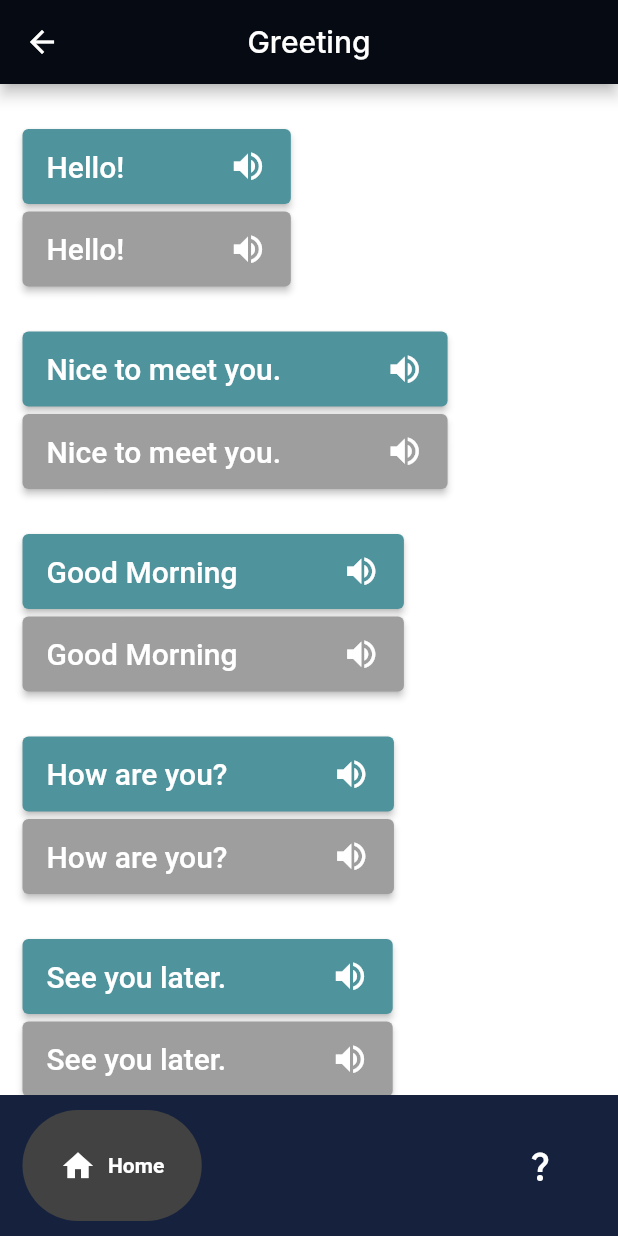
After one commit to Nicolep02/starters, a Flutter app: the Greeting screen opened directly, on a phone screen of 412 x 824 dp. The commit adds this screen. Run offline on Flutter 3.47's test engine with Material 2 defaults, Android fonts, the phone set to English and light mode, and no system bars; drawn by our look-alikes of google_nav_bar; generated files the repository leaves out were written again; Roboto replaces fonts that are missing (Inter).

Commit message:
Internationalization/Localization start
added l10n.yaml and arb files. Updated converMain, greetings, languageSelection dart files and pubspec.yaml for localization

```diff
--- /dev/null
+++ b/l10n.yaml
@@ -0,0 +1,3 @@
+arb-dir: lib/l10n
+template-arb-file: app_en.arb
+output-localization-file: app_localizations.dart
--- /dev/null
+++ b/lib/conversational_pages/greeting.dart
@@ -0,0 +1,347 @@
+import 'package:flutter/material.dart';
+import '../main/colors.dart';
+import '../home/home.dart';
+import '../home/help.dart';
+import 'package:google_nav_bar/google_nav_bar.dart';
+import 'package:flutter_gen/gen_l10n/app_localizations.dart';
+
+class Greeting extends StatefulWidget {
+  const Greeting({Key? key}) : super(key: key);
+
+  @override
+  State<Greeting> createState() => _GreetingState();
+}
+
+class _GreetingState extends State<Greeting> {
+  @override
+  Widget build(BuildContext context) {
+    return Scaffold(
+      backgroundColor: Colors.white,
+      appBar: AppBar(
+        backgroundColor: nightSky,
+        title: Text(AppLocalizations.of(context)!.greetingTitle,
+          style: TextStyle(
+              fontFamily: 'Inter'
+            ),
+        ),
+        centerTitle: true,
+      ),
+
+      body: SingleChildScrollView(
+        child: Column(
+          mainAxisAlignment: MainAxisAlignment.start,
+          children: <Widget>[
+            Row(
+              mainAxisAlignment: MainAxisAlignment.start,
+              crossAxisAlignment: CrossAxisAlignment.end,
+              children: [
+                //SizedBox(width: 30),
+                SizedBox(width: 15,),
+
+                Column(
+                  children: [
+                    SizedBox(height: 30),
+                    ElevatedButton(
+                      onPressed: () {},
+                      style: ElevatedButton.styleFrom(
+                        backgroundColor: Color(0xFF4F939C),
+                      ),
+                      child: Row(
+                        mainAxisSize: MainAxisSize.min,
+                        children: [
+                          Text("Hello!",
+                            style: TextStyle(fontSize: 20),), // <-- Text
+                          SizedBox(
+                              width: 70, height: 50
+                          ),
+                          Icon( // <-- Icon
+                            Icons.volume_up,
+                            size: 25.0,
+                          ),
+                        ],
+                      ),
+                    ),
+                    SizedBox(height: 5),
+                    ElevatedButton(
+                      onPressed: () {},
+                      style: ElevatedButton.styleFrom(
+                        backgroundColor: Colors.grey,
+                      ),
+                      child: Row(
+                        mainAxisSize: MainAxisSize.min,
+                        children: [
+                          Text(AppLocalizations.of(context)!.greetingOne,
+                            style: TextStyle(fontSize: 20),), // <-- Text
+                          SizedBox(
+                              width: 70, height: 50
+                          ),
+                          Icon( // <-- Icon
+                            Icons.volume_up,
+                            size: 25.0,
+                          ),
+                        ],
+                      ),
+                    ),
+                  ],
+                ),
+              ],),
+
+            Row(
+              mainAxisAlignment: MainAxisAlignment.start,
+              crossAxisAlignment: CrossAxisAlignment.end,
+              children: [
+                //SizedBox(width: 30),
+                SizedBox(width: 15,),
+
+                Column(
+                  children: [
+                    SizedBox(height: 30),
+                    ElevatedButton(
+                      onPressed: () {},
+                      style: ElevatedButton.styleFrom(
+                        backgroundColor: Color(0xFF4F939C),
+                      ),
+                      child: Row(
+                        mainAxisSize: MainAxisSize.min,
+                        children: [
+                          Text("Nice to meet you.",
+                            style: TextStyle(fontSize: 20),), // <-- Text
+                          SizedBox(
+                              width: 70, height: 50
+                          ),
+                          Icon( // <-- Icon
+                            Icons.volume_up,
+                            size: 25.0,
+                          ),
+                        ],
+                      ),
+                    ),
+                    SizedBox(height: 5),
+                    ElevatedButton(
+                      onPressed: () {},
+                      style: ElevatedButton.styleFrom(
+                        backgroundColor: Colors.grey,
+                      ),
+                      child: Row(
+                        mainAxisSize: MainAxisSize.min,
+                        children: [
+                          Text(AppLocalizations.of(context)!.greetingTwo,
+                      style: TextStyle(fontSize: 20),),// <-- Text
+                          SizedBox(
+                              width: 70, height: 50
+                          ),
+                          Icon( // <-- Icon
+                            Icons.volume_up,
+                            size: 25.0,
+                          ),
+                        ],
+                      ),
+                    ),
+                  ],
+                ),
+              ],),
+            Row(
+              mainAxisAlignment: MainAxisAlignment.start,
+              crossAxisAlignment: CrossAxisAlignment.end,
+              children: [
+                //SizedBox(width: 30),
+                SizedBox(width: 15,),
+
+                Column(
+                  children: [
+                    SizedBox(height: 30),
+                    ElevatedButton(
+                      onPressed: () {},
+                      style: ElevatedButton.styleFrom(
+                        backgroundColor: Color(0xFF4F939C),
+                      ),
+                      child: Row(
+                        mainAxisSize: MainAxisSize.min,
+                        children: [
+                          Text("Good Morning",
+                            style: TextStyle(fontSize: 20),), // <-- Text
+                          SizedBox(
+                              width: 70, height: 50
+                          ),
+                          Icon( // <-- Icon
+                            Icons.volume_up,
+                            size: 25.0,
+                          ),
+                        ],
+                      ),
+                    ),
+                    SizedBox(height: 5),
+                    ElevatedButton(
+                      onPressed: () {},
+                      style: ElevatedButton.styleFrom(
+                        backgroundColor: Colors.grey,
+                      ),
+                      child: Row(
+                        mainAxisSize: MainAxisSize.min,
+                        children: [
+                          Text(AppLocalizations.of(context)!.greetingThree,
+                            style: TextStyle(fontSize: 20),), // <-- Text
+                          SizedBox(
+                              width: 70, height: 50
+                          ),
+                          Icon( // <-- Icon
+                            Icons.volume_up,
+                            size: 25.0,
+                          ),
+                        ],
+                      ),
+                    ),
+                  ],
+                ),
+              ],),
+            Row(
+              mainAxisAlignment: MainAxisAlignment.start,
+              crossAxisAlignment: CrossAxisAlignment.end,
+              children: [
+                //SizedBox(width: 30),
+                SizedBox(width: 15,),
+
+                Column(
+                  children: [
+                    SizedBox(height: 30),
+                    ElevatedButton(
+                      onPressed: () {},
+                      style: ElevatedButton.styleFrom(
+                        backgroundColor: Color(0xFF4F939C),
+                      ),
+                      child: Row(
+                        mainAxisSize: MainAxisSize.min,
+                        children: [
+                          Text("How are you?",
+                            style: TextStyle(fontSize: 20),), // <-- Text
+                          SizedBox(
+                              width: 70, height: 50
+                          ),
+                          Icon( // <-- Icon
+                            Icons.volume_up,
+                            size: 25.0,
+                          ),
+                        ],
+                      ),
+                    ),
+                    SizedBox(height: 5),
+                    ElevatedButton(
+                      onPressed: () {},
+                      style: ElevatedButton.styleFrom(
+                        backgroundColor: Colors.grey,
+                      ),
+                      child: Row(
+                        mainAxisSize: MainAxisSize.min,
+                        children: [
+                          Text(AppLocalizations.of(context)!.greetingFour,
+                            style: TextStyle(fontSize: 20),), // <-- Text
+                          SizedBox(
+                              width: 70, height: 50
+                          ),
+                          Icon( // <-- Icon
+                            Icons.volume_up,
+                            size: 25.0,
+                          ),
+                        ],
+                      ),
+                    ),
+                  ],
+                ),
+              ],),
+            Row(
+              mainAxisAlignment: MainAxisAlignment.start,
+              crossAxisAlignment: CrossAxisAlignment.end,
+              children: [
+                //SizedBox(width: 30),
+                SizedBox(width: 15,),
+
+                Column(
+                  children: [
+                    SizedBox(height: 30),
+                    ElevatedButton(
+                      onPressed: () {},
+                      style: ElevatedButton.styleFrom(
+                        backgroundColor: Color(0xFF4F939C),
+                      ),
+                      child: Row(
+                        mainAxisSize: MainAxisSize.min,
+                        children: [
+                          Text("See you later.",
+                            style: TextStyle(fontSize: 20),), // <-- Text
+                          SizedBox(
+                              width: 70, height: 50
+                          ),
+                          Icon( // <-- Icon
+                            Icons.volume_up,
+                            size: 25.0,
+                          ),
+                        ],
+                      ),
+                    ),
+                    SizedBox(height: 5),
+                    ElevatedButton(
+                      onPressed: () {},
+                      style: ElevatedButton.styleFrom(
+                        backgroundColor: Colors.grey,
+                      ),
+                      child: Row(
+                        mainAxisSize: MainAxisSize.min,
+                        children: [
+                          Text(AppLocalizations.of(context)!.greetingFive,
+                            style: TextStyle(fontSize: 20),), // <-- Text
+                          SizedBox(
+                              width: 70, height: 50
+                          ),
+                          Icon( // <-- Icon
+                            Icons.volume_up,
+                            size: 25.0,
+                          ),
+                        ],
+                      ),
+                    ),
+                    SizedBox(height: 50),
+                  ],
+                ),
+              ],),
+          ],
+        ),
+      ),
+      bottomNavigationBar: Container(
+        color: Color.fromRGBO(22, 34, 61, 1.0),
+        child: Padding(
+          padding: const EdgeInsets.symmetric(horizontal: 15.0, vertical: 10),
+          child: GNav(
+            backgroundColor: Color.fromRGBO(22, 34, 61, 1.0),
+            color: Colors.white,
+            activeColor: Colors.white,
+            tabBackgroundColor: Colors.grey.shade800,
+            padding: EdgeInsets.all(25),
+            gap: 8,
+            tabs:[
+              GButton(
+                icon: Icons.home,
+                text: 'Home',
+                onPressed:() {
+                  Navigator.push(
+                      context,
+                      MaterialPageRoute(
+                          builder: (context) => Home()));
+                },
+              ),
+              GButton(
+                icon: Icons.question_mark,
+                text: 'Help',
+                onPressed:() {
+                  Navigator.push(
+                      context,
+                      MaterialPageRoute(
+                          builder: (context) => Help()));
+                },
+              ),
+            ],
+          ),
+        ),
+      ),
+    );
+  }
+}
--- a/lib/home/home.dart
+++ b/lib/home/home.dart
@@ -10,7 +10,8 @@ class Home extends StatelessWidget {
 
     return Scaffold(
       backgroundColor: Color.fromRGBO(79, 148, 156, 1.0),
-      body: Align(
+      body: SingleChildScrollView(
+        child: Align(
           child: Container(
             height: 1200,
             width: 600,
@@ -144,6 +145,7 @@ class Home extends StatelessWidget {
             ),
           ),
         ),
+      ),
     );
   }
 }
--- /dev/null
+++ b/lib/l10n/app_de.arb
@@ -0,0 +1,3 @@
+{
+  "@@locale": "de"
+}
--- /dev/null
+++ b/lib/l10n/app_en.arb
@@ -0,0 +1,127 @@
+{
+  "partTimeJobOne": "I have a part-time job this evening.",
+  "@partTimeJobOne": {
+    "description": "The first phrase under Part Time Job"
+  },
+
+  "partTimeJobTwo": "I work in a cafe.",
+  "partTimeJobThree": "How is the pay?",
+  "partTimeJobFour": "The pay is alright. I get $17 per hour",
+  "partTimeJobFive": "I get my paycheck weekly.",
+
+  "talkingAboutYourJobOne": "What's your role in the company?",
+  "talkingAboutYourJobTwo": "I'm the head of design",
+  "talkingAboutYourJobThree": "What do you do",
+  "talkingAboutYourJobFour": "I manage artists and graphic designers",
+  "talkingAboutYourJobFive": "Do you like your job?",
+
+  "findingAJobOne": "I am looking for a new job.",
+  "findingAJobTwo": "I want to get a job in the technological field",
+  "findingAJobThree": "Have you prepared a resume?",
+  "findingAJobFour": "Where are you looking for a job?",
+  "findingAJobFive": "I sent applications to a dozen companies",
+
+  "jobInterviewOne": "Tell me a little about the position.",
+  "jobInterviewTwo": "This job is an entry level job.",
+  "jobInterviewThree": "What type of qualifications are required?",
+  "jobInterviewFour": "At least four year college degree is required.",
+  "jobInterviewFive": "What are you looking for in a job?",
+
+
+  "nineOneOneEmergencyOne": "Hello, what is your emergency?",
+  "nineOneOneEmergencyTwo": "Example: I am having a heart attack",
+  "nineOneOneEmergencyThree": "What is your name?",
+  "nineOneOneEmergencyFour": "My name is:",
+  "nineOneOneEmergencyFive": "What is your address?",
+  "nineOneOneEmergencySix": "My address is:",
+  "nineOneOneEmergencySeven": "Okay, help is on the way!",
+
+  "symptomsOfIllnessOne": "Headache",
+  "symptomsOfIllnessTwo": "Fever",
+  "symptomsOfIllnessThree": "Sore Throat",
+  "symptomsOfIllnessFour": "Coughing",
+  "symptomsOfIllnessFive": "Stomach Ache",
+
+  "makeAnAppointmentOne": "I would like to make an appointment",
+  "makeAnAppointmentTwo": "I am a new patient",
+  "makeAnAppointmentThree": "My name and brith date is:",
+  "makeAnAppointmentFour": "I am available/unavailable on:",
+  "makeAnAppointmentFive": "I would like to reschedule my appointment",
+
+  "commonDiseaseNamesOne": "Heart Attack",
+  "commonDiseaseNamesTwo": "Stroke",
+  "commonDiseaseNamesThree": "Diabetes",
+  "commonDiseaseNamesFour": "Allergy",
+  "commonDiseaseNamesFive": "Dizzy",
+
+
+  "greetingTitle": "Greeting",
+  "@greetingTitle": {
+    "description": "Greeting page title."
+  },
+
+  "greetingOne": "Hello!",
+  "@greetingOne": {
+    "description": "The first phrase under Greeting"
+  },
+  "greetingTwo": "Nice to meet you.",
+  "@greetingTwo": {
+    "description": "The second phrase under Greeting"
+  },
+  "greetingThree": "Good Morning",
+  "@greetingThree": {
+    "description": "The third phrase under Greeting"
+  },
+  "greetingFour": "How are you?",
+  "@greetingFour": {
+    "description": "The fourth phrase under Greeting"
+  },
+  "greetingFive": "See you later.",
+  "@greetingFive": {
+    "description": "The fifth phrase under Greeting"
+  },
+
+  "introductionOne": "My name is [name].",
+  "introductionTwo": "Her/His/Their name is [name].",
+  "introductionThree": "What is your name?",
+  "introductionFour": "I don't know her/him/them.",
+  "introductionFive": "These people are my family/ friends/ classmates/ coworkers.",
+
+  "likesAndDislikesOne": "I like apples.",
+  "likesAndDislikesTwo": "I don't like running.",
+  "likesAndDislikesThree": "Surfing is fun.",
+  "likesAndDislikesFour": "I prefer the food from that restaurant.",
+  "likesAndDislikesFive": "What do you like best?",
+
+  "topicsOne": "What is your favorite music?",
+  "topicsTwo": "Do you prefer riding a bus or driving a car?",
+  "topicsThree": "Where do you work?",
+  "topicsFour": "How long have you live here?",
+  "topicsFive": "What do you do during your free time?",
+
+
+  "talkingToACashierOne": "   to     be     added     ",
+  "talkingToACashierTwo": "",
+  "talkingToACashierThree": "",
+  "talkingToACashierFour": "",
+  "talkingToACashierFive": "",
+
+  "vegetablesOne": "NA",
+  "vegetablesTwo": "NA",
+  "vegetablesThree": "NA",
+  "vegetablesFour": "NA",
+  "vegetablesFive": "NA",
+
+  "fruitsOne": "NA",
+  "fruitsTwo": "NA",
+  "fruitsThree": "NA",
+  "fruitsFour": "NA",
+  "fruitsFive": "NA",
+
+  "askingForExpiredItemsOne": "NA",
+  "askingForExpiredItemsTwo": "NA",
+  "askingForExpiredItemsThree": "NA",
+  "askingForExpiredItemsFour": "NA",
+  "askingForExpiredItemsFive": "NA"
+
+}
--- /dev/null
+++ b/lib/l10n/app_es.arb
@@ -0,0 +1,3 @@
+{
+  "@@locale": "es"
+}
--- /dev/null
+++ b/lib/l10n/app_fr.arb
@@ -0,0 +1,3 @@
+{
+  "@@locale": "fr"
+}
--- /dev/null
+++ b/lib/l10n/app_it.arb
@@ -0,0 +1,3 @@
+{
+  "@@locale": "it"
+}
--- /dev/null
+++ b/lib/l10n/app_pt.arb
@@ -0,0 +1,3 @@
+{
+  "@@locale": "pt"
+}
--- /dev/null
+++ b/lib/l10n/app_vi.arb
@@ -0,0 +1,3 @@
+{
+  "@@locale": "vi"
+}
--- /dev/null
+++ b/lib/l10n/app_zh.arb
@@ -0,0 +1,3 @@
+{
+  "@@locale": "zh"
+}
--- a/lib/main.dart
+++ b/lib/main.dart
@@ -2,14 +2,53 @@
 // import 'dart:ui';
 
 import 'package:flutter/material.dart';
+import 'package:flutter_localizations/flutter_localizations.dart';
 import '../home/home.dart';
+import 'package:flutter_gen/gen_l10n/app_localizations.dart';
 
-void main() => runApp(const MaterialApp(
-    home: Home(),
-    initialRoute: '/',
-    // routes:{
-    //     // '/':(context) => Loading(),
-    //     '/home': (context) => const Home(),
-    //     '/resources': (context) => Resources(),
-    // },
-));
+void main() => runApp(const MyApp());
+
+class MyApp extends StatefulWidget {
+  const MyApp({Key? key}) : super(key: key);
+
+  @override
+  State<MyApp> createState() => _MyAppState();
+  static _MyAppState? of(BuildContext context) => context.findAncestorStateOfType<_MyAppState>();
+}
+
+class _MyAppState extends State<MyApp> {
+    Locale _locale = const Locale('en');
+
+    void setLocale(Locale value) {
+        setState(() {
+            _locale = value;
+        });
+    }
+  @override
+  Widget build(BuildContext context) {
+    return MaterialApp(
+        localizationsDelegates: const [
+            AppLocalizations.delegate, // Add this line
+            GlobalMaterialLocalizations.delegate,
+            GlobalWidgetsLocalizations.delegate,
+            GlobalCupertinoLocalizations.delegate,
+        ],
+
+        supportedLocales: const [
+            Locale('en'), // English
+            Locale('ja'), // Japanese
+            Locale('ko'), // Korean
+            Locale('zh'), // Chinese
+            Locale('es'), // Spanish
+            Locale('vi'), // Vietnamese
+            Locale('fr'), // French
+            Locale('it'), // Italian
+            Locale('de'), // German
+            Locale('pt'), // Portuguese
+        ],
+
+        locale: _locale,
+        home: const Home(),
+    );
+  }
+}
```
Also changed, not shown: lib/conversational_pages/converMain.dart (+10 -10 lines), lib/l10n/app_ja.arb (added, +30 -0 lines), lib/l10n/app_ko.arb (added, +7 -0 lines), lib/main/languageSelection.dart (+12 -10 lines), pubspec.yaml (+12 -1 lines), pubspec.lock. Lines whose indentation alone changed are shown as unchanged.
